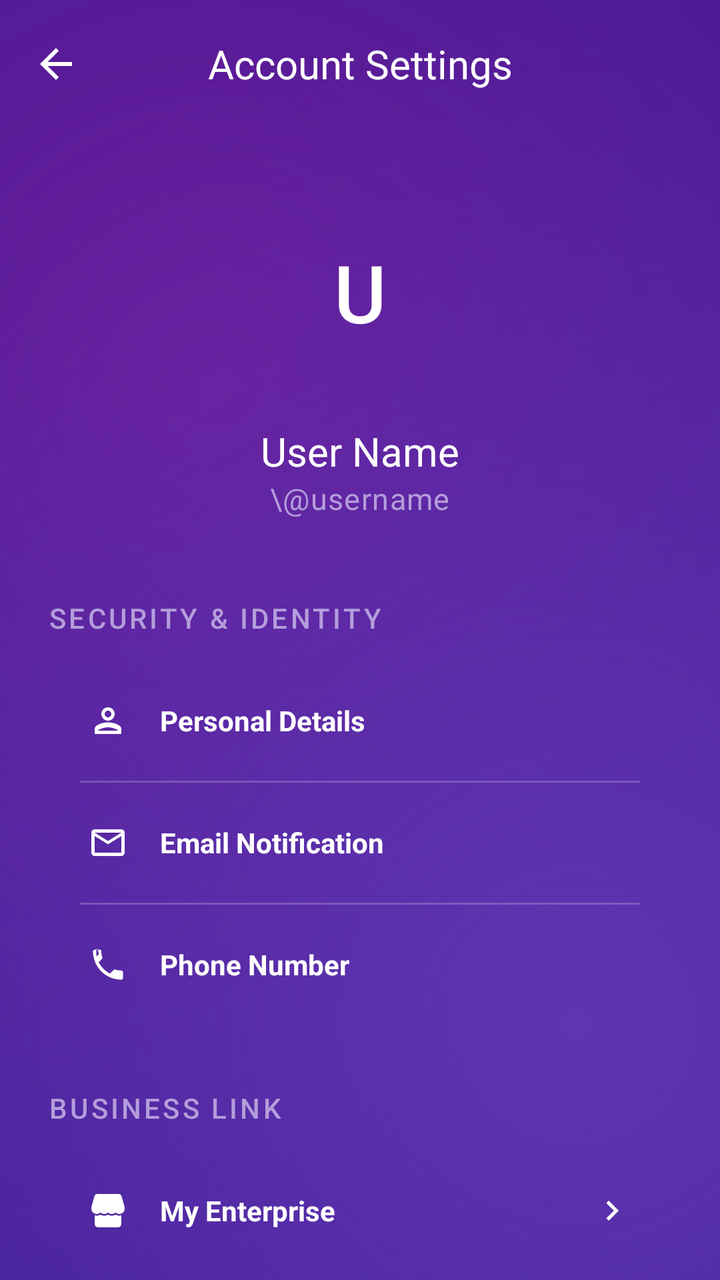
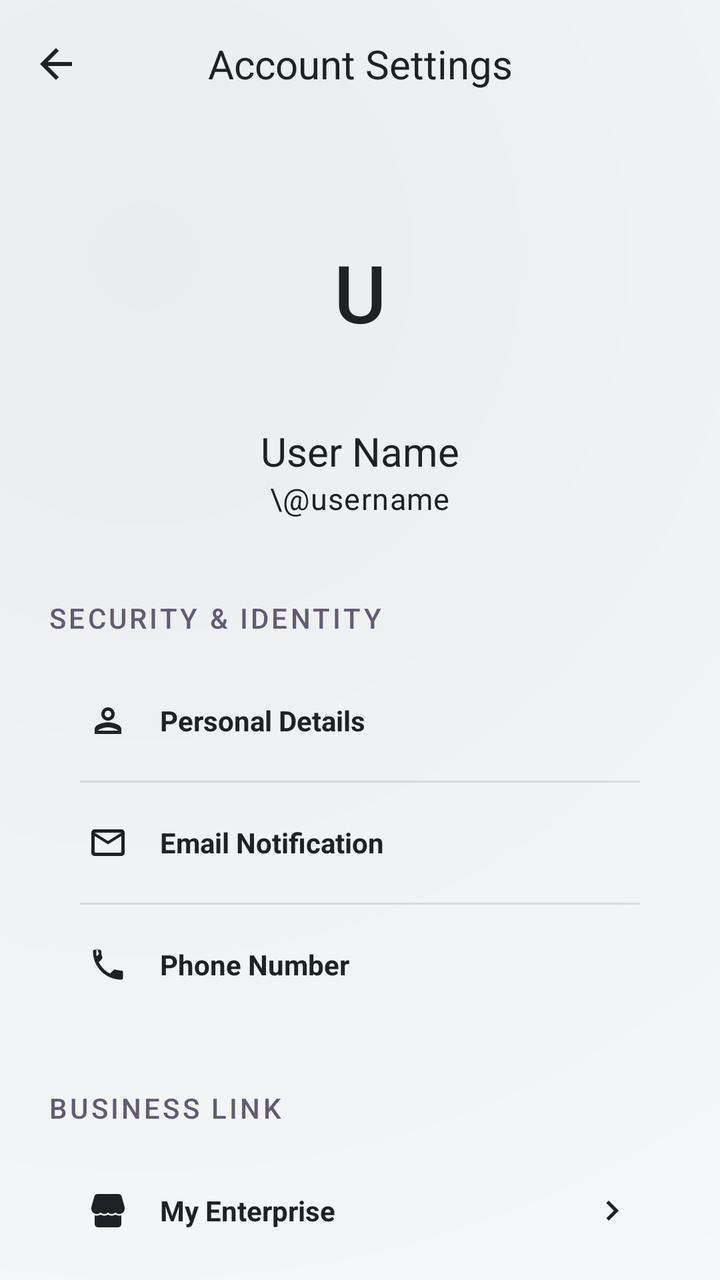

Before-and-after screenshots of an Android layout around one commit, followed by the original layout XML and the change that was made.
<!-- AndroidManifest.xml: application theme Theme.KasirAPP -->
<!-- res/layout/activity_profile.xml -->
<?xml version="1.0" encoding="utf-8"?>
<androidx.coordinatorlayout.widget.CoordinatorLayout
    xmlns:android="http://schemas.android.com/apk/res/android"
    xmlns:app="http://schemas.android.com/apk/res-auto"
    android:layout_width="match_parent"
    android:layout_height="match_parent"
    android:background="@drawable/bg_liquid_purple_gradient">

    <com.google.android.material.appbar.AppBarLayout
        android:id="@+id/appBarLayout"
        android:layout_width="match_parent"
        android:layout_height="wrap_content"
        android:background="@android:color/transparent"
        android:fitsSystemWindows="true"
        app:elevation="0dp">

        <com.google.android.material.appbar.MaterialToolbar
            android:id="@+id/toolbar"
            android:layout_width="match_parent"
            android:layout_height="?attr/actionBarSize"
            app:title="Account Settings"
            app:titleCentered="true"
            app:titleTextColor="@color/white"
            app:navigationIcon="@drawable/ic_arrow_back"
            app:navigationIconTint="@color/white"
            android:background="@android:color/transparent"/>

    </com.google.android.material.appbar.AppBarLayout>

    <androidx.core.widget.NestedScrollView
        android:layout_width="match_parent"
        android:layout_height="match_parent"
        app:layout_behavior="@string/appbar_scrolling_view_behavior">

        <LinearLayout
            android:layout_width="match_parent"
            android:layout_height="wrap_content"
            android:orientation="vertical"
            android:paddingHorizontal="24dp"
            android:paddingTop="32dp">

            
            <LinearLayout
                android:layout_width="match_parent"
                android:layout_height="wrap_content"
                android:orientation="vertical"
                android:gravity="center"
                android:layout_marginBottom="40dp">

                <com.google.android.material.card.MaterialCardView
                    style="@style/Widget.App.Card"
                    android:layout_width="100dp"
                    android:layout_height="100dp"
                    app:cardCornerRadius="50dp"
                    app:cardElevation="0dp">
                    <TextView
                        android:id="@+id/tvAvatar"
                        android:layout_width="match_parent"
                        android:layout_height="match_parent"
                        android:gravity="center"
                        android:text="U"
                        android:textColor="@color/white"
                        android:textSize="40sp"
                        android:fontFamily="sans-serif-medium" />
                </com.google.android.material.card.MaterialCardView>

                <TextView
                    android:id="@+id/tvOwnerName"
                    style="@style/TextAppearance.App.TitleLarge"
                    android:layout_width="wrap_content"
                    android:layout_height="wrap_content"
                    android:layout_marginTop="16dp"
                    android:text="User Name"
                    android:textColor="@color/white" />

                <TextView
                    android:id="@+id/tvUsername"
                    style="@style/TextAppearance.App.BodyLarge"
                    android:layout_width="wrap_content"
                    android:layout_height="wrap_content"
                    android:text="\@username"
                    android:textColor="#B39DDB" />

            </LinearLayout>

            
            <TextView
                style="@style/TextAppearance.App.LabelLarge"
                android:layout_width="wrap_content"
                android:layout_height="wrap_content"
                android:text="Security &amp; Identity"
                android:textColor="#B39DDB"
                android:textAllCaps="true"
                android:letterSpacing="0.1" />

            <com.google.android.material.card.MaterialCardView
                android:id="@+id/cardInfo"
                style="@style/Widget.App.Card"
                android:layout_width="match_parent"
                android:layout_height="wrap_content"
                android:layout_marginTop="12dp"
                app:cardElevation="0dp">

                <LinearLayout
                    android:layout_width="match_parent"
                    android:layout_height="wrap_content"
                    android:orientation="vertical">

                    
                    <LinearLayout
                        android:layout_width="match_parent"
                        android:layout_height="wrap_content"
                        android:padding="20dp"
                        android:gravity="center_vertical">
                        <ImageView android:layout_width="20dp" android:layout_height="20dp" android:src="@drawable/ic_person" app:tint="@color/white" />
                        <TextView android:id="@+id/tvFullName" android:layout_width="match_parent" android:layout_height="wrap_content" android:layout_marginStart="16dp" android:text="Personal Details" android:textColor="@color/white" android:textStyle="bold"/>
                    </LinearLayout>

                    <View android:layout_width="match_parent" android:layout_height="1dp" android:background="#33FFFFFF" android:layout_marginHorizontal="16dp"/>

                    
                    <LinearLayout
                        android:layout_width="match_parent"
                        android:layout_height="wrap_content"
                        android:padding="20dp"
                        android:gravity="center_vertical">
                        <ImageView android:layout_width="20dp" android:layout_height="20dp" android:src="@drawable/ic_email" app:tint="@color/white" />
                        <TextView android:id="@+id/tvEmail" android:layout_width="match_parent" android:layout_height="wrap_content" android:layout_marginStart="16dp" android:text="Email Notification" android:textColor="@color/white" android:textStyle="bold"/>
                    </LinearLayout>

                    <View android:layout_width="match_parent" android:layout_height="1dp" android:background="#33FFFFFF" android:layout_marginHorizontal="16dp"/>

                    
                    <LinearLayout
                        android:layout_width="match_parent"
                        android:layout_height="wrap_content"
                        android:padding="20dp"
                        android:gravity="center_vertical">
                        <ImageView android:layout_width="20dp" android:layout_height="20dp" android:src="@drawable/ic_phone" app:tint="@color/white" />
                        <TextView android:id="@+id/tvPhone" android:layout_width="match_parent" android:layout_height="wrap_content" android:layout_marginStart="16dp" android:text="Phone Number" android:textColor="@color/white" android:textStyle="bold"/>
                    </LinearLayout>

                </LinearLayout>
            </com.google.android.material.card.MaterialCardView>

            <TextView
                style="@style/TextAppearance.App.LabelLarge"
                android:layout_width="wrap_content"
                android:layout_height="wrap_content"
                android:layout_marginTop="32dp"
                android:text="Business Link"
                android:textColor="#B39DDB"
                android:textAllCaps="true"
                android:letterSpacing="0.1" />

            <com.google.android.material.card.MaterialCardView
                android:id="@+id/cardRestaurant"
                style="@style/Widget.App.Card"
                android:layout_width="match_parent"
                android:layout_height="wrap_content"
                android:layout_marginTop="12dp"
                android:clickable="true"
                android:focusable="true"
                app:cardElevation="0dp">

                <LinearLayout
                    android:layout_width="match_parent"
                    android:layout_height="wrap_content"
                    android:padding="20dp"
                    android:gravity="center_vertical">
                    <ImageView android:layout_width="20dp" android:layout_height="20dp" android:src="@drawable/ic_store" app:tint="@color/white" />
                    <TextView android:id="@+id/tvRestaurantName" android:layout_width="0dp" android:layout_height="wrap_content" android:layout_weight="1" android:layout_marginStart="16dp" android:text="My Enterprise" android:textColor="@color/white" android:textStyle="bold"/>
                    <ImageView android:layout_width="20dp" android:layout_height="20dp" android:src="@drawable/ic_chevron_right" app:tint="@color/white" />
                </LinearLayout>

            </com.google.android.material.card.MaterialCardView>

            <com.google.android.material.button.MaterialButton
                android:id="@+id/btnLogout"
                style="@style/Widget.App.Button"
                android:layout_width="match_parent"
                android:layout_height="56dp"
                android:layout_marginTop="48dp"
                android:text="Sign Out of Session"
                android:textColor="@color/white"
                android:textAllCaps="false"
                android:textAppearance="@style/TextAppearance.App.LabelLarge" />

            <View android:layout_width="match_parent" android:layout_height="48dp" />

        </LinearLayout>
    </androidx.core.widget.NestedScrollView>

</androidx.coordinatorlayout.widget.CoordinatorLayout>
<!-- resources referenced by this layout -->
<resources>
  <color name="white">#FFFFFF</color>
  <!-- drawable bg_liquid_purple_gradient (drawable) -->
  <?xml version="1.0" encoding="utf-8"?>
  <layer-list xmlns:android="http://schemas.android.com/apk/res/android">
      
      <item>
          <shape android:shape="rectangle">
              <solid android:color="#311B92" />
          </shape>
      </item>
  
      
      <item>
          <shape android:shape="rectangle">
              <gradient
                  android:angle="135"
                  android:centerX="30%"
                  android:centerY="30%"
                  android:endColor="@android:color/transparent"
                  android:gradientRadius="600dp"
                  android:startColor="#6A1B9A"
                  android:type="radial" />
          </shape>
      </item>
  
      
      <item>
          <shape android:shape="rectangle">
              <gradient
                  android:angle="315"
                  android:centerX="80%"
                  android:centerY="80%"
                  android:endColor="@android:color/transparent"
                  android:gradientRadius="500dp"
                  android:startColor="#5E35B1"
                  android:type="radial" />
          </shape>
      </item>
  </layer-list>
  <style name="Widget.App.Button" parent="Widget.Material3.Button.TonalButton">
          <item name="cornerRadius">20dp</item>
          <item name="android:background">@drawable/bg_liquid_glass</item>
          <item name="android:insetTop">0dp</item>
          <item name="android:insetBottom">0dp</item>
          <item name="android:textColor">@color/white</item>
      </style>
  <style name="Widget.App.Card" parent="Widget.Material3.CardView.Filled">
          <item name="cardCornerRadius">28dp</item>
          <item name="cardElevation">0dp</item>
          <item name="strokeWidth">0dp</item>
          <item name="android:background">@drawable/bg_liquid_glass</item>
          <item name="cardBackgroundColor">@android:color/transparent</item>
      </style>
  <style name="TextAppearance.Premium.BodyLarge" parent="TextAppearance.Material3.BodyLarge">
          <item name="android:textSize">15sp</item>
          <item name="android:fontFamily">sans-serif</item>
          <item name="android:lineSpacingExtra">3dp</item>
          <item name="android:textColor">#E1BEE7</item>
      </style>
  <style name="TextAppearance.Premium.LabelLarge" parent="TextAppearance.Material3.LabelLarge">
          <item name="android:textSize">14sp</item>
          <item name="android:fontFamily">sans-serif-medium</item>
          <item name="android:letterSpacing">0.02</item>
          <item name="android:textColor">#B39DDB</item>
      </style>
  <style name="TextAppearance.Premium.TitleLarge" parent="TextAppearance.Material3.TitleLarge">
          <item name="android:textSize">20sp</item>
          <item name="android:fontFamily">sans-serif-medium</item>
          <item name="android:textColor">@color/white</item>
      </style>
  <!-- drawable bg_liquid_glass (drawable) -->
  <?xml version="1.0" encoding="utf-8"?>
  <layer-list xmlns:android="http://schemas.android.com/apk/res/android">
      
      <item>
          <shape android:shape="rectangle">
              <solid android:color="#1A000000" />
              <corners android:radius="28dp" />
          </shape>
      </item>
  
      
      <item android:bottom="2dp" android:left="1dp" android:right="1dp" android:top="1dp">
          <shape android:shape="rectangle">
              <gradient
                  android:angle="135"
                  android:endColor="#1AFFFFFF"
                  android:startColor="#4DFFFFFF"
                  android:type="linear" />
              <corners android:radius="28dp" />
          </shape>
      </item>
  
      
      <item>
          <shape android:shape="rectangle">
              <solid android:color="@android:color/transparent" />
              <corners android:radius="28dp" />
              <stroke
                  android:width="1.5dp"
                  android:color="#80FFFFFF" />
          </shape>
      </item>
  </layer-list>
  <style name="Base.Theme.KasirAPP" parent="Theme.Material3.Light.NoActionBar">
          
          <item name="colorPrimary">@color/primary</item>
          <item name="colorOnPrimary">@color/on_primary</item>
          <item name="colorPrimaryContainer">@color/primary_container</item>
          <item name="colorOnPrimaryContainer">@color/on_primary_container</item>
  
          <item name="colorSecondary">@color/secondary</item>
          <item name="colorOnSecondary">@color/on_secondary</item>
          <item name="colorSecondaryContainer">@color/secondary_container</item>
          <item name="colorOnSecondaryContainer">@color/on_secondary_container</item>
  
          <item name="android:windowBackground">@color/background</item>
          <item name="colorSurface">@color/surface</item>
          <item name="colorOnSurface">@color/on_surface</item>
          <item name="colorSurfaceVariant">@color/surface_variant</item>
          <item name="colorOnSurfaceVariant">@color/on_surface_variant</item>
          <item name="colorOutline">@color/outline</item>
  
          
          <item name="android:statusBarColor">@android:color/transparent</item>
          <item name="android:windowLightStatusBar">false</item>
          <item name="android:navigationBarColor">@android:color/transparent</item>
          <item name="android:windowLightNavigationBar" tools:targetApi="27">false</item>
  
          
          <item name="materialCardViewStyle">@style/Widget.App.Card</item>
          <item name="materialButtonStyle">@style/Widget.App.Button</item>
          <item name="textInputStyle">@style/Widget.App.TextInputLayout</item>
  
          
          <item name="textAppearanceHeadlineLarge">@style/TextAppearance.Premium.HeadlineLarge</item>
          <item name="textAppearanceTitleLarge">@style/TextAppearance.Premium.TitleLarge</item>
          <item name="textAppearanceBodyLarge">@style/TextAppearance.Premium.BodyLarge</item>
          <item name="textAppearanceLabelLarge">@style/TextAppearance.Premium.LabelLarge</item>
      </style>
  <color name="primary">#5E35B1</color>
  <color name="primary_container">#F3E5F5</color>
  <color name="on_primary_container">#4A148C</color>
  <color name="secondary">#7B1FA2</color>
  <color name="background">#F5F6FA</color>
  <color name="on_surface_variant">#625B71</color>
  <color name="outline">#7B6F96</color>
  <style name="Widget.App.TextInputLayout" parent="Widget.Material3.TextInputLayout.OutlinedBox">
          <item name="boxCornerRadiusTopStart">20dp</item>
          <item name="boxCornerRadiusTopEnd">20dp</item>
          <item name="boxCornerRadiusBottomStart">20dp</item>
          <item name="boxCornerRadiusBottomEnd">20dp</item>
          <item name="boxStrokeColor">#80FFFFFF</item>
          <item name="boxStrokeWidth">1.5dp</item>
          <item name="boxStrokeWidthFocused">2.5dp</item>
          <item name="android:textColorHint">#B3FFFFFF</item>
      </style>
  <style name="TextAppearance.Premium.HeadlineLarge" parent="TextAppearance.Material3.HeadlineLarge">
          <item name="android:textSize">28sp</item>
          <item name="android:fontFamily">sans-serif-medium</item>
          <item name="android:letterSpacing">-0.02</item>
          <item name="android:textColor">@color/white</item>
      </style>
  <!-- unchanged entries left out for length: 17 -->
</resources>

<!-- the commit's change to res/layout/activity_profile.xml (unified diff, before → after) -->
@@ -20,9 +20,9 @@
             android:layout_height="?attr/actionBarSize"
             app:title="Account Settings"
             app:titleCentered="true"
-            app:titleTextColor="@color/white"
+            app:titleTextColor="?attr/colorOnSurface"
             app:navigationIcon="@drawable/ic_arrow_back"
-            app:navigationIconTint="@color/white"
+            app:navigationIconTint="?attr/colorOnSurface"
             android:background="@android:color/transparent"/>
 
     </com.google.android.material.appbar.AppBarLayout>
@@ -59,7 +59,7 @@
                         android:layout_height="match_parent"
                         android:gravity="center"
                         android:text="U"
-                        android:textColor="@color/white"
+                        android:textColor="?attr/colorOnSurface"
                         android:textSize="40sp"
                         android:fontFamily="sans-serif-medium" />
                 </com.google.android.material.card.MaterialCardView>
@@ -71,7 +71,7 @@
                     android:layout_height="wrap_content"
                     android:layout_marginTop="16dp"
                     android:text="User Name"
-                    android:textColor="@color/white" />
+                    android:textColor="?attr/colorOnSurface" />
 
                 <TextView
                     android:id="@+id/tvUsername"
@@ -79,7 +79,7 @@
                     android:layout_width="wrap_content"
                     android:layout_height="wrap_content"
                     android:text="\@username"
-                    android:textColor="#B39DDB" />
+                    android:textColor="?attr/colorOnSurfaceVariant" />
 
             </LinearLayout>
 
@@ -89,7 +89,7 @@
                 android:layout_width="wrap_content"
                 android:layout_height="wrap_content"
                 android:text="Security &amp; Identity"
-                android:textColor="#B39DDB"
+                android:textColor="?attr/colorSecondary"
                 android:textAllCaps="true"
                 android:letterSpacing="0.1" />
 
@@ -112,11 +112,11 @@
                         android:layout_height="wrap_content"
                         android:padding="20dp"
                         android:gravity="center_vertical">
-                        <ImageView android:layout_width="20dp" android:layout_height="20dp" android:src="@drawable/ic_person" app:tint="@color/white" />
-                        <TextView android:id="@+id/tvFullName" android:layout_width="match_parent" android:layout_height="wrap_content" android:layout_marginStart="16dp" android:text="Personal Details" android:textColor="@color/white" android:textStyle="bold"/>
+                        <ImageView android:layout_width="20dp" android:layout_height="20dp" android:src="@drawable/ic_person" app:tint="?attr/colorOnSurfaceVariant" />
+                        <TextView android:id="@+id/tvFullName" android:layout_width="match_parent" android:layout_height="wrap_content" android:layout_marginStart="16dp" android:text="Personal Details" android:textColor="?attr/colorOnSurface" android:textStyle="bold"/>
                     </LinearLayout>
 
-                    <View android:layout_width="match_parent" android:layout_height="1dp" android:background="#33FFFFFF" android:layout_marginHorizontal="16dp"/>
+                    <View android:layout_width="match_parent" android:layout_height="1dp" android:background="#1A000000" android:layout_marginHorizontal="16dp"/>
 
                     
                     <LinearLayout
@@ -124,11 +124,11 @@
                         android:layout_height="wrap_content"
                         android:padding="20dp"
                         android:gravity="center_vertical">
-                        <ImageView android:layout_width="20dp" android:layout_height="20dp" android:src="@drawable/ic_email" app:tint="@color/white" />
-                        <TextView android:id="@+id/tvEmail" android:layout_width="match_parent" android:layout_height="wrap_content" android:layout_marginStart="16dp" android:text="Email Notification" android:textColor="@color/white" android:textStyle="bold"/>
+                        <ImageView android:layout_width="20dp" android:layout_height="20dp" android:src="@drawable/ic_email" app:tint="?attr/colorOnSurfaceVariant" />
+                        <TextView android:id="@+id/tvEmail" android:layout_width="match_parent" android:layout_height="wrap_content" android:layout_marginStart="16dp" android:text="Email Notification" android:textColor="?attr/colorOnSurface" android:textStyle="bold"/>
                     </LinearLayout>
 
-                    <View android:layout_width="match_parent" android:layout_height="1dp" android:background="#33FFFFFF" android:layout_marginHorizontal="16dp"/>
+                    <View android:layout_width="match_parent" android:layout_height="1dp" android:background="#1A000000" android:layout_marginHorizontal="16dp"/>
 
                     
                     <LinearLayout
@@ -136,8 +136,8 @@
                         android:layout_height="wrap_content"
                         android:padding="20dp"
                         android:gravity="center_vertical">
-                        <ImageView android:layout_width="20dp" android:layout_height="20dp" android:src="@drawable/ic_phone" app:tint="@color/white" />
-                        <TextView android:id="@+id/tvPhone" android:layout_width="match_parent" android:layout_height="wrap_content" android:layout_marginStart="16dp" android:text="Phone Number" android:textColor="@color/white" android:textStyle="bold"/>
+                        <ImageView android:layout_width="20dp" android:layout_height="20dp" android:src="@drawable/ic_phone" app:tint="?attr/colorOnSurfaceVariant" />
+                        <TextView android:id="@+id/tvPhone" android:layout_width="match_parent" android:layout_height="wrap_content" android:layout_marginStart="16dp" android:text="Phone Number" android:textColor="?attr/colorOnSurface" android:textStyle="bold"/>
                     </LinearLayout>
 
                 </LinearLayout>
@@ -149,7 +149,7 @@
                 android:layout_height="wrap_content"
                 android:layout_marginTop="32dp"
                 android:text="Business Link"
-                android:textColor="#B39DDB"
+                android:textColor="?attr/colorSecondary"
                 android:textAllCaps="true"
                 android:letterSpacing="0.1" />
 
@@ -168,9 +168,9 @@
                     android:layout_height="wrap_content"
                     android:padding="20dp"
                     android:gravity="center_vertical">
-                    <ImageView android:layout_width="20dp" android:layout_height="20dp" android:src="@drawable/ic_store" app:tint="@color/white" />
-                    <TextView android:id="@+id/tvRestaurantName" android:layout_width="0dp" android:layout_height="wrap_content" android:layout_weight="1" android:layout_marginStart="16dp" android:text="My Enterprise" android:textColor="@color/white" android:textStyle="bold"/>
-                    <ImageView android:layout_width="20dp" android:layout_height="20dp" android:src="@drawable/ic_chevron_right" app:tint="@color/white" />
+                    <ImageView android:layout_width="20dp" android:layout_height="20dp" android:src="@drawable/ic_store" app:tint="?attr/colorOnSurfaceVariant" />
+                    <TextView android:id="@+id/tvRestaurantName" android:layout_width="0dp" android:layout_height="wrap_content" android:layout_weight="1" android:layout_marginStart="16dp" android:text="My Enterprise" android:textColor="?attr/colorOnSurface" android:textStyle="bold"/>
+                    <ImageView android:layout_width="20dp" android:layout_height="20dp" android:src="@drawable/ic_chevron_right" app:tint="?attr/colorOnSurfaceVariant" />
                 </LinearLayout>
 
             </com.google.android.material.card.MaterialCardView>
@@ -182,7 +182,7 @@
                 android:layout_height="56dp"
                 android:layout_marginTop="48dp"
                 android:text="Sign Out of Session"
-                android:textColor="@color/white"
+                android:textColor="?attr/colorOnSurface"
                 android:textAllCaps="false"
                 android:textAppearance="@style/TextAppearance.App.LabelLarge" />
 
<!-- resource entries referenced after the edit -->
@@ -1,13 +1,12 @@
 <!-- resources referenced by this layout -->
 <resources>
-  <color name="white">#FFFFFF</color>
   <!-- drawable bg_liquid_purple_gradient (drawable) -->
   <?xml version="1.0" encoding="utf-8"?>
   <layer-list xmlns:android="http://schemas.android.com/apk/res/android">
       
       <item>
           <shape android:shape="rectangle">
-              <solid android:color="#311B92" />
+              <solid android:color="?android:attr/windowBackground" />
           </shape>
       </item>
   
@@ -16,11 +15,11 @@
           <shape android:shape="rectangle">
               <gradient
                   android:angle="135"
-                  android:centerX="30%"
-                  android:centerY="30%"
+                  android:centerX="20%"
+                  android:centerY="20%"
                   android:endColor="@android:color/transparent"
-                  android:gradientRadius="600dp"
-                  android:startColor="#6A1B9A"
+                  android:gradientRadius="700dp"
+                  android:startColor="#0D000000"
                   android:type="radial" />
           </shape>
       </item>
@@ -33,21 +32,21 @@
                   android:centerX="80%"
                   android:centerY="80%"
                   android:endColor="@android:color/transparent"
-                  android:gradientRadius="500dp"
-                  android:startColor="#5E35B1"
+                  android:gradientRadius="600dp"
+                  android:startColor="#05FFFFFF"
                   android:type="radial" />
           </shape>
       </item>
   </layer-list>
   <style name="Widget.App.Button" parent="Widget.Material3.Button.TonalButton">
-          <item name="cornerRadius">20dp</item>
+          <item name="cornerRadius">16dp</item>
           <item name="android:background">@drawable/bg_liquid_glass</item>
           <item name="android:insetTop">0dp</item>
           <item name="android:insetBottom">0dp</item>
-          <item name="android:textColor">@color/white</item>
+          <item name="android:textColor">?attr/colorOnSurface</item>
       </style>
   <style name="Widget.App.Card" parent="Widget.Material3.CardView.Filled">
-          <item name="cardCornerRadius">28dp</item>
+          <item name="cardCornerRadius">24dp</item>
           <item name="cardElevation">0dp</item>
           <item name="strokeWidth">0dp</item>
           <item name="android:background">@drawable/bg_liquid_glass</item>
@@ -57,18 +56,18 @@
           <item name="android:textSize">15sp</item>
           <item name="android:fontFamily">sans-serif</item>
           <item name="android:lineSpacingExtra">3dp</item>
-          <item name="android:textColor">#E1BEE7</item>
+          <item name="android:textColor">?attr/colorOnSurfaceVariant</item>
       </style>
   <style name="TextAppearance.Premium.LabelLarge" parent="TextAppearance.Material3.LabelLarge">
           <item name="android:textSize">14sp</item>
           <item name="android:fontFamily">sans-serif-medium</item>
           <item name="android:letterSpacing">0.02</item>
-          <item name="android:textColor">#B39DDB</item>
+          <item name="android:textColor">?attr/colorSecondary</item>
       </style>
   <style name="TextAppearance.Premium.TitleLarge" parent="TextAppearance.Material3.TitleLarge">
           <item name="android:textSize">20sp</item>
           <item name="android:fontFamily">sans-serif-medium</item>
-          <item name="android:textColor">@color/white</item>
+          <item name="android:textColor">?attr/colorOnSurface</item>
       </style>
   <!-- drawable bg_liquid_glass (drawable) -->
   <?xml version="1.0" encoding="utf-8"?>
@@ -76,20 +75,48 @@
       
       <item>
           <shape android:shape="rectangle">
-              <solid android:color="#1A000000" />
-              <corners android:radius="28dp" />
+              <solid android:color="#0D000000" />
+              <corners android:radius="24dp" />
           </shape>
       </item>
   
       
-      <item android:bottom="2dp" android:left="1dp" android:right="1dp" android:top="1dp">
+      <item android:bottom="1dp" android:left="1dp" android:right="1dp" android:top="1dp">
           <shape android:shape="rectangle">
               <gradient
                   android:angle="135"
-                  android:endColor="#1AFFFFFF"
-                  android:startColor="#4DFFFFFF"
+                  android:startColor="#26FFFFFF"
+                  android:endColor="#0DFFFFFF"
                   android:type="linear" />
-              <corners android:radius="28dp" />
+              <corners android:radius="24dp" />
+          </shape>
+      </item>
+  
+      
+      <item>
+          <shape android:shape="rectangle">
+              <gradient
+                  android:centerX="80%"
+                  android:centerY="20%"
+                  android:gradientRadius="120dp"
+                  android:startColor="#1AFFFFFF"
+                  android:endColor="@android:color/transparent"
+                  android:type="radial" />
+              <corners android:radius="24dp" />
+          </shape>
+      </item>
+  
+      
+      <item>
+          <shape android:shape="rectangle">
+              <gradient
+                  android:centerX="20%"
+                  android:centerY="80%"
+                  android:gradientRadius="150dp"
+                  android:startColor="#0D000000"
+                  android:endColor="@android:color/transparent"
+                  android:type="radial" />
+              <corners android:radius="24dp" />
           </shape>
       </item>
   
@@ -97,10 +124,10 @@
       <item>
           <shape android:shape="rectangle">
               <solid android:color="@android:color/transparent" />
-              <corners android:radius="28dp" />
+              <corners android:radius="24dp" />
               <stroke
-                  android:width="1.5dp"
-                  android:color="#80FFFFFF" />
+                  android:width="1.2dp"
+                  android:color="#26FFFFFF" />
           </shape>
       </item>
   </layer-list>
@@ -125,9 +152,9 @@
   
           
           <item name="android:statusBarColor">@android:color/transparent</item>
-          <item name="android:windowLightStatusBar">false</item>
+          <item name="android:windowLightStatusBar">true</item>
           <item name="android:navigationBarColor">@android:color/transparent</item>
-          <item name="android:windowLightNavigationBar" tools:targetApi="27">false</item>
+          <item name="android:windowLightNavigationBar" tools:targetApi="27">true</item>
   
           
           <item name="materialCardViewStyle">@style/Widget.App.Card</item>
@@ -140,28 +167,28 @@
           <item name="textAppearanceBodyLarge">@style/TextAppearance.Premium.BodyLarge</item>
           <item name="textAppearanceLabelLarge">@style/TextAppearance.Premium.LabelLarge</item>
       </style>
-  <color name="primary">#5E35B1</color>
-  <color name="primary_container">#F3E5F5</color>
-  <color name="on_primary_container">#4A148C</color>
-  <color name="secondary">#7B1FA2</color>
-  <color name="background">#F5F6FA</color>
-  <color name="on_surface_variant">#625B71</color>
-  <color name="outline">#7B6F96</color>
+  <color name="primary">#202124</color>
+  <color name="primary_container">#F5F6FA</color>
+  <color name="on_primary_container">#202124</color>
+  <color name="secondary">#625B71</color>
+  <color name="background">#F8F9FA</color>
+  <color name="on_surface_variant">#202124</color>
+  <color name="outline">#CCCCCC</color>
   <style name="Widget.App.TextInputLayout" parent="Widget.Material3.TextInputLayout.OutlinedBox">
-          <item name="boxCornerRadiusTopStart">20dp</item>
-          <item name="boxCornerRadiusTopEnd">20dp</item>
-          <item name="boxCornerRadiusBottomStart">20dp</item>
-          <item name="boxCornerRadiusBottomEnd">20dp</item>
-          <item name="boxStrokeColor">#80FFFFFF</item>
-          <item name="boxStrokeWidth">1.5dp</item>
-          <item name="boxStrokeWidthFocused">2.5dp</item>
-          <item name="android:textColorHint">#B3FFFFFF</item>
+          <item name="boxCornerRadiusTopStart">16dp</item>
+          <item name="boxCornerRadiusTopEnd">16dp</item>
+          <item name="boxCornerRadiusBottomStart">16dp</item>
+          <item name="boxCornerRadiusBottomEnd">16dp</item>
+          <item name="boxStrokeColor">?attr/colorOutline</item>
+          <item name="boxStrokeWidth">1.2dp</item>
+          <item name="boxStrokeWidthFocused">2dp</item>
+          <item name="android:textColorHint">?attr/colorOnSurfaceVariant</item>
       </style>
   <style name="TextAppearance.Premium.HeadlineLarge" parent="TextAppearance.Material3.HeadlineLarge">
           <item name="android:textSize">28sp</item>
           <item name="android:fontFamily">sans-serif-medium</item>
           <item name="android:letterSpacing">-0.02</item>
-          <item name="android:textColor">@color/white</item>
+          <item name="android:textColor">?attr/colorOnSurface</item>
       </style>
   <!-- unchanged entries left out for length: 17 -->
 </resources>
